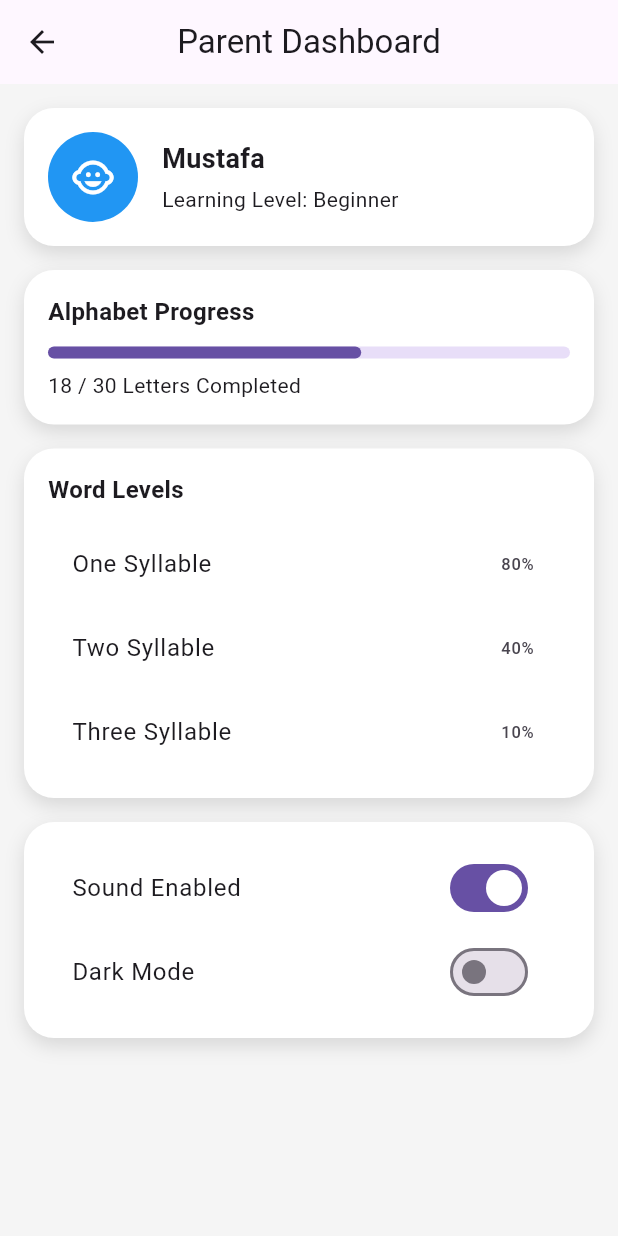
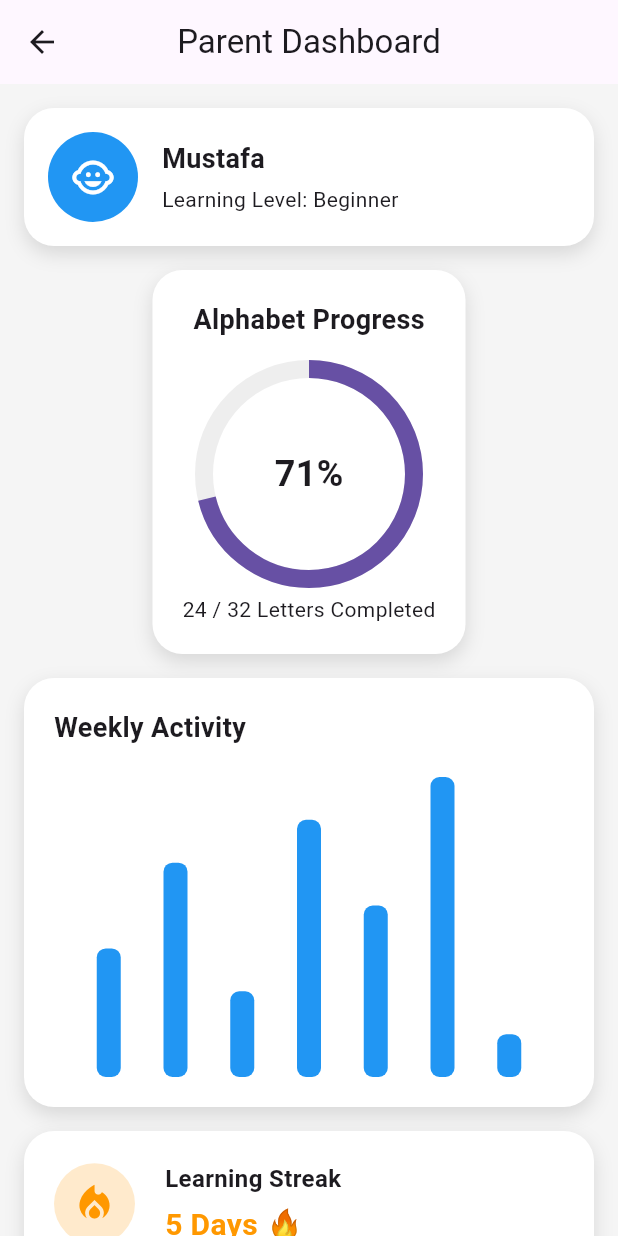
Before and after one commit to Mustafaamirzada/child_sound, a Flutter app: the ParentDashboardScreen screen opened directly, on a phone screen of 412 x 824 dp. Run offline on Flutter 3.47's test engine with Material 3 defaults, Android fonts, the phone set to English and light mode, and no system bars; drawn by our look-alikes of fl_chart; our stand-ins replace audioplayers, confetti, flutter_tts, lottie, shared_preferences; missing offline and left inert: pretty_animated_buttons; accounts and stored records are empty.

Commit message:
adding new components

```diff
--- a/lib/features/dashboard/presentation/dashboard_screen.dart
+++ b/lib/features/dashboard/presentation/dashboard_screen.dart
@@ -1,3 +1,4 @@
+import 'package:fl_chart/fl_chart.dart';
 import 'package:flutter/material.dart';
 
 class ParentDashboardScreen extends StatelessWidget {
@@ -15,6 +16,10 @@ class ParentDashboardScreen extends StatelessWidget {
             ProfileCard(),
             SizedBox(height: 16),
             ProgressCard(),
+            SizedBox(height: 16),
+            WeeklyBarChartCard(),
+            SizedBox(height: 16),
+            StreakCard(),
             SizedBox(height: 16),
             WordProgressCard(),
             SizedBox(height: 16),
@@ -59,35 +64,167 @@ class ProfileCard extends StatelessWidget {
   }
 }
 
+// progress bar card
 class ProgressCard extends StatelessWidget {
   const ProgressCard({super.key});
 
   @override
   Widget build(BuildContext context) {
-    double progress = 0.6; // Example
+    double progress = 0.75; // Example: 75%
 
     return Container(
-      padding: const EdgeInsets.all(16),
+      padding: const EdgeInsets.all(20),
+      decoration: _cardDecoration(),
+      child: Column(
+        children: [
+          const Text(
+            "Alphabet Progress",
+            style: TextStyle(fontSize: 18, fontWeight: FontWeight.bold),
+          ),
+
+          const SizedBox(height: 20),
+
+          TweenAnimationBuilder(
+            tween: Tween<double>(begin: 0, end: progress),
+            duration: const Duration(seconds: 2),
+            builder: (context, value, _) {
+              return Stack(
+                alignment: Alignment.center,
+                children: [
+                  SizedBox(
+                    height: 140,
+                    width: 140,
+                    child: CircularProgressIndicator(
+                      value: value,
+                      strokeWidth: 12,
+                      backgroundColor: Colors.grey.shade200,
+                    ),
+                  ),
+
+                  Text(
+                    "${(value * 100).toInt()}%",
+                    style: const TextStyle(
+                      fontSize: 24,
+                      fontWeight: FontWeight.bold,
+                    ),
+                  ),
+                ],
+              );
+            },
+          ),
+
+          const SizedBox(height: 10),
+          const Text("24 / 32 Letters Completed"),
+        ],
+      ),
+    );
+  }
+}
+
+// weakly barchart
+class WeeklyBarChartCard extends StatelessWidget {
+  const WeeklyBarChartCard({super.key});
+
+  @override
+  Widget build(BuildContext context) {
+    return Container(
+      padding: const EdgeInsets.all(20),
       decoration: _cardDecoration(),
       child: Column(
         crossAxisAlignment: CrossAxisAlignment.start,
         children: [
           const Text(
-            "Alphabet Progress",
-            style: TextStyle(fontSize: 16, fontWeight: FontWeight.bold),
+            "Weekly Activity",
+            style: TextStyle(fontSize: 18, fontWeight: FontWeight.bold),
           ),
 
-          const SizedBox(height: 12),
+          const SizedBox(height: 20),
 
-          LinearProgressIndicator(
-            value: progress,
-            minHeight: 8,
-            borderRadius: BorderRadius.circular(10),
+          SizedBox(
+            height: 200,
+            child: BarChart(
+              BarChartData(
+                borderData: FlBorderData(show: false),
+                gridData: FlGridData(show: false),
+                titlesData: FlTitlesData(show: false),
+                barGroups: [
+                  _bar(0, 3),
+                  _bar(1, 5),
+                  _bar(2, 2),
+                  _bar(3, 6),
+                  _bar(4, 4),
+                  _bar(5, 7),
+                  _bar(6, 1),
+                ],
+              ),
+            ),
+          ),
+        ],
+      ),
+    );
+  }
+
+  BarChartGroupData _bar(int x, double y) {
+    return BarChartGroupData(
+      x: x,
+      barRods: [
+        BarChartRodData(
+          toY: y,
+          width: 16,
+          borderRadius: BorderRadius.circular(6),
+          color: Colors.blue,
+        ),
+      ],
+    );
+  }
+}
+
+// streak card
+class StreakCard extends StatelessWidget {
+  const StreakCard({super.key});
+
+  @override
+  Widget build(BuildContext context) {
+    int streakDays = 5; // Example
+
+    return Container(
+      padding: const EdgeInsets.all(20),
+      decoration: _cardDecoration(),
+      child: Row(
+        children: [
+          Container(
+            padding: const EdgeInsets.all(12),
+            decoration: BoxDecoration(
+              color: Colors.orange.withOpacity(0.2),
+              shape: BoxShape.circle,
+            ),
+            child: const Icon(
+              Icons.local_fire_department,
+              color: Colors.orange,
+              size: 30,
+            ),
           ),
 
-          const SizedBox(height: 8),
+          const SizedBox(width: 20),
 
-          const Text("18 / 30 Letters Completed"),
+          Column(
+            crossAxisAlignment: CrossAxisAlignment.start,
+            children: [
+              const Text(
+                "Learning Streak",
+                style: TextStyle(fontSize: 16, fontWeight: FontWeight.bold),
+              ),
+              const SizedBox(height: 5),
+              Text(
+                "$streakDays Days 🔥",
+                style: const TextStyle(
+                  fontSize: 20,
+                  fontWeight: FontWeight.bold,
+                  color: Colors.orange,
+                ),
+              ),
+            ],
+          ),
         ],
       ),
     );
--- a/lib/features/words/presentation/widgets/word_list_screen.dart
+++ b/lib/features/words/presentation/widgets/word_list_screen.dart
@@ -71,7 +71,7 @@ class _WordListScreenState extends State<WordListScreen> {
                     return WordPagerScreen(
                       words: widget.words,
                       initialIndex: index,
-                      // lockedIndex: index,
+                      completed: completedLetters.length,
                     );
                   },
                   transitionsBuilder: (_, animation, __, child) {
@@ -90,6 +90,7 @@ class _WordListScreenState extends State<WordListScreen> {
                 setState(() {
                   completedLetters.add(index);
                 });
+                print(completedLetters.length);
                 await _saveCompleted();
               }
             },
--- a/lib/features/words/presentation/widgets/word_pager_screen.dart
+++ b/lib/features/words/presentation/widgets/word_pager_screen.dart
@@ -6,11 +6,13 @@ import 'package:flutter/material.dart';
 class WordPagerScreen extends StatefulWidget {
   final List<WordItem> words;
   final int initialIndex;
+  final int completed;
 
   const WordPagerScreen({
     super.key,
     required this.words,
     required this.initialIndex,
+    required this.completed,
   });
 
   @override
@@ -80,8 +82,9 @@ class _WordPagerScreenState extends State<WordPagerScreen> {
                         child: Column(
                           children: [
                             LinearProgressIndicator(
-                              value: (index + 1) / widget.words.length,
-                              minHeight: 10,
+                              value:
+                                  (widget.completed + 1) / widget.words.length,
+                              minHeight: 20,
                               borderRadius: BorderRadius.circular(20),
                               backgroundColor: Colors.grey.shade300,
                               valueColor: AlwaysStoppedAnimation(
```
